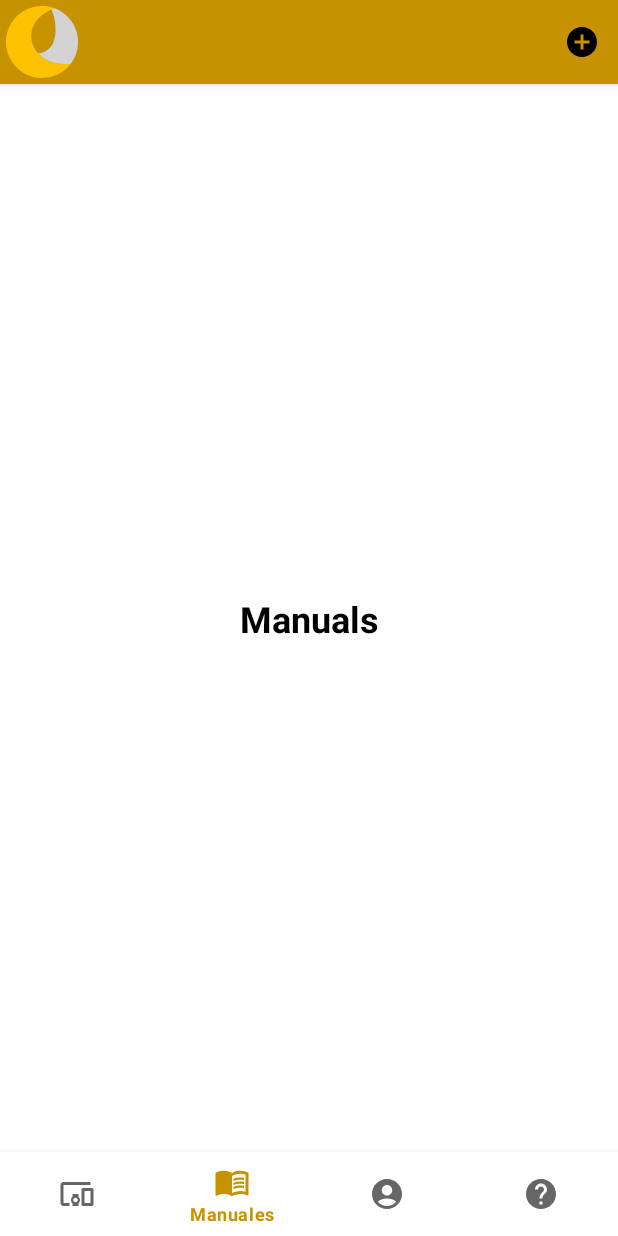
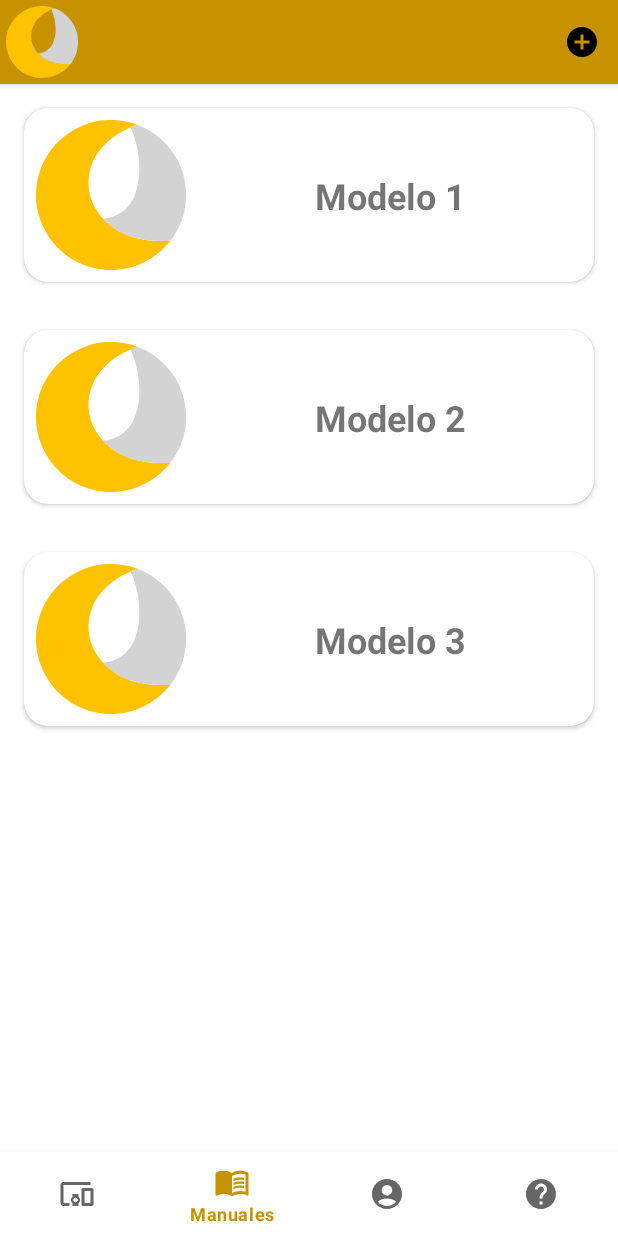
Before and after one commit to eduardocoria31099/Tecrena, an Android app: the screen it shows after launch (MainActivity), item 2 of the bottom bar chosen, on a phone screen of 412 x 824 dp. Run offline under Robolectric (Android 15) with nearby library versions, the phone set to English and light mode, and no system bars.

Commit message:
add adapter ManualAdapter

```diff
--- a/app/src/main/java/com/example/proyectogestion/DevicesFragment.java
+++ b/app/src/main/java/com/example/proyectogestion/DevicesFragment.java
@@ -23,10 +23,11 @@ public class DevicesFragment extends Fragment {
         return binding.getRoot();
     }
 
-    private void setListener() {
-    }
 
     private void init() {
 
     }
+
+    private void setListener() {
+    }
 }
--- a/app/src/main/java/com/example/proyectogestion/MainActivity.java
+++ b/app/src/main/java/com/example/proyectogestion/MainActivity.java
@@ -42,7 +42,6 @@ public class MainActivity extends AppCompatActivity {
 
         changeFragment(devicesFragment);
     }
-
     private void setListeners() {
 
         binding.bottomNavigation.setOnNavigationItemSelectedListener(new BottomNavigationView.OnNavigationItemSelectedListener() {
--- /dev/null
+++ b/app/src/main/java/com/example/proyectogestion/ManualAdapter.java
@@ -0,0 +1,87 @@
+package com.example.proyectogestion;
+
+import android.view.LayoutInflater;
+import android.view.View;
+import android.view.ViewGroup;
+import android.widget.ImageView;
+import android.widget.TextView;
+
+import androidx.annotation.NonNull;
+import androidx.cardview.widget.CardView;
+import androidx.recyclerview.widget.RecyclerView;
+
+import java.util.ArrayList;
+
+public class ManualAdapter extends RecyclerView.Adapter<ManualAdapter.ViewHolder> {
+
+    private onClick onClick;
+
+    public interface onClick {
+        void OnClick(ManualModel manualModel, int position);
+    }
+
+    public void OnClick(onClick onClick) {
+        this.onClick = onClick;
+    }
+
+
+    private ArrayList<ManualModel> manualModels;
+    private ManualModel _manualModels;
+
+    public ManualAdapter(ArrayList<ManualModel> manualModels) {
+        this.manualModels = manualModels;
+    }
+
+    @NonNull
+    @Override
+    public ViewHolder onCreateViewHolder(@NonNull ViewGroup parent, int viewType) {
+        View view = LayoutInflater.from(parent.getContext()).inflate(R.layout.item_manuals, parent, false);
+        return new ViewHolder(view, onClick);
+    }
+
+    @Override
+    public void onBindViewHolder(@NonNull ViewHolder holder, int position) {
+
+        String name = manualModels.get(position).getName();
+
+        ManualModel manualModel = manualModels.get(position);
+        _manualModels = manualModel;
+
+        holder.setData(name);
+    }
+
+    @Override
+    public int getItemCount() {
+        return manualModels.size();
+    }
+
+    public class ViewHolder extends RecyclerView.ViewHolder {
+
+        private TextView _name;
+        private ImageView _img;
+        private CardView _cv;
+
+
+        public ViewHolder(@NonNull View itemView, onClick onClick) {
+            super(itemView);
+
+            _name = itemView.findViewById(R.id.tvNameDevice);
+            _img = itemView.findViewById(R.id.imgDevice);
+            _cv = itemView.findViewById(R.id.cvDevice);
+
+            _cv.setOnClickListener(new View.OnClickListener() {
+                @Override
+                public void onClick(View v) {
+                    if (onClick != null && getAdapterPosition() != RecyclerView.NO_POSITION) {
+                        onClick.OnClick(_manualModels, getAdapterPosition());
+                    }
+                }
+            });
+        }
+
+        public void setData(String name) {
+            _name.setText(name);
+            _img.setImageResource(R.drawable.logo);
+        }
+    }
+}
--- /dev/null
+++ b/app/src/main/java/com/example/proyectogestion/ManualModel.java
@@ -0,0 +1,19 @@
+package com.example.proyectogestion;
+
+public class ManualModel {
+
+    public String name;
+
+    public ManualModel(String name) {
+        this.name = name;
+    }
+
+    public String getName() {
+        return name;
+    }
+
+    public void setName(String name) {
+        this.name = name;
+    }
+
+}
--- a/app/src/main/java/com/example/proyectogestion/ManualsFragment.java
+++ b/app/src/main/java/com/example/proyectogestion/ManualsFragment.java
@@ -4,19 +4,67 @@ import android.os.Bundle;
 import android.view.LayoutInflater;
 import android.view.View;
 import android.view.ViewGroup;
+import android.widget.Toast;
 
 import androidx.fragment.app.Fragment;
+import androidx.recyclerview.widget.LinearLayoutManager;
+import androidx.recyclerview.widget.RecyclerView;
 
 import com.example.proyectogestion.databinding.FragmentManualsBinding;
+
+import java.util.ArrayList;
 
 
 public class ManualsFragment extends Fragment {
 
     private FragmentManualsBinding binding;
 
+    ManualAdapter manualAdapter;
+    RecyclerView recyclerView;
+    LinearLayoutManager layoutManager;
+
+    ArrayList<ManualModel> tablaLocal = new ArrayList<>();
+
+
     @Override
     public View onCreateView(LayoutInflater inflater, ViewGroup container, Bundle savedInstanceState) {
         binding = FragmentManualsBinding.inflate(inflater, container, false);
+        initLocalTable();
+        initRecycler();
         return binding.getRoot();
     }
+
+    private void initLocalTable() {
+        System.out.println("--->initLocalTable");
+        tablaLocal.add(new ManualModel("Modelo 1"));
+        tablaLocal.add(new ManualModel("Modelo 2"));
+        tablaLocal.add(new ManualModel("Modelo 3"));
+        for (ManualModel manualModel : tablaLocal) {
+            System.out.println("--->LocalTable: " + manualModel.getName());
+        }
+
+    }
+
+    private void initRecycler() {
+        System.out.println("--->initRecycler");
+
+        recyclerView = binding.recyclerView;
+        layoutManager = new LinearLayoutManager(requireContext());
+        layoutManager.setOrientation(RecyclerView.VERTICAL);
+        recyclerView.setLayoutManager(layoutManager);
+
+        manualAdapter = new ManualAdapter(tablaLocal);
+        manualAdapter.OnClick(new ManualAdapter.onClick() {
+            @Override
+            public void OnClick(ManualModel manualModel, int position) {
+                try {
+                    Toast.makeText(requireContext(), "Aqui va tu pantalla", Toast.LENGTH_SHORT).show();
+                } catch (Exception ex) {
+                    Toast.makeText(requireContext(), "ERROR--->", Toast.LENGTH_SHORT).show();
+                }
+            }
+        });
+        recyclerView.setAdapter(manualAdapter);
+        manualAdapter.notifyDataSetChanged();
+    }
 }
--- a/app/src/main/res/layout/fragment_manuals.xml
+++ b/app/src/main/res/layout/fragment_manuals.xml
@@ -6,16 +6,14 @@
     android:layout_height="match_parent"
     tools:context=".ManualsFragment">
 
-    <TextView
-        android:layout_width="wrap_content"
-        android:layout_height="wrap_content"
-        android:text="Manuals"
-        android:textColor="@color/color_black"
-        android:textSize="24sp"
-        android:textStyle="bold"
+    <androidx.recyclerview.widget.RecyclerView
+        android:id="@+id/recyclerView"
+        android:layout_width="match_parent"
+        android:layout_height="0dp"
         app:layout_constraintBottom_toBottomOf="parent"
         app:layout_constraintEnd_toEndOf="parent"
         app:layout_constraintStart_toStartOf="parent"
-        app:layout_constraintTop_toTopOf="parent" />
+        app:layout_constraintTop_toTopOf="parent"
+        tools:listitem="@layout/item_manuals" />
 
 </androidx.constraintlayout.widget.ConstraintLayout>
--- /dev/null
+++ b/app/src/main/res/layout/item_manuals.xml
@@ -0,0 +1,40 @@
+<?xml version="1.0" encoding="utf-8"?>
+<androidx.cardview.widget.CardView xmlns:android="http://schemas.android.com/apk/res/android"
+    xmlns:app="http://schemas.android.com/apk/res-auto"
+    xmlns:tools="http://schemas.android.com/tools"
+    android:id="@+id/cvDevice"
+    android:layout_width="match_parent"
+    android:layout_height="wrap_content"
+    android:layout_margin="16dp"
+    app:cardCornerRadius="16dp">
+
+    <androidx.constraintlayout.widget.ConstraintLayout
+        android:layout_width="match_parent"
+        android:layout_height="match_parent">
+
+
+        <ImageView
+            android:id="@+id/imgDevice"
+            android:layout_width="100dp"
+            android:layout_height="100dp"
+            android:layout_margin="8dp"
+            app:layout_constraintBottom_toBottomOf="parent"
+            app:layout_constraintStart_toStartOf="parent"
+            app:layout_constraintTop_toTopOf="parent"
+            tools:src="@drawable/logo" />
+
+        <TextView
+            android:id="@+id/tvNameDevice"
+            android:layout_width="wrap_content"
+            android:layout_height="match_parent"
+            android:text="Device Name"
+            android:textSize="24sp"
+            android:textStyle="bold"
+            app:layout_constraintBottom_toBottomOf="parent"
+            app:layout_constraintEnd_toEndOf="parent"
+            app:layout_constraintStart_toEndOf="@+id/imgDevice"
+            app:layout_constraintTop_toTopOf="parent" />
+    </androidx.constraintlayout.widget.ConstraintLayout>
+
+
+</androidx.cardview.widget.CardView>
```
